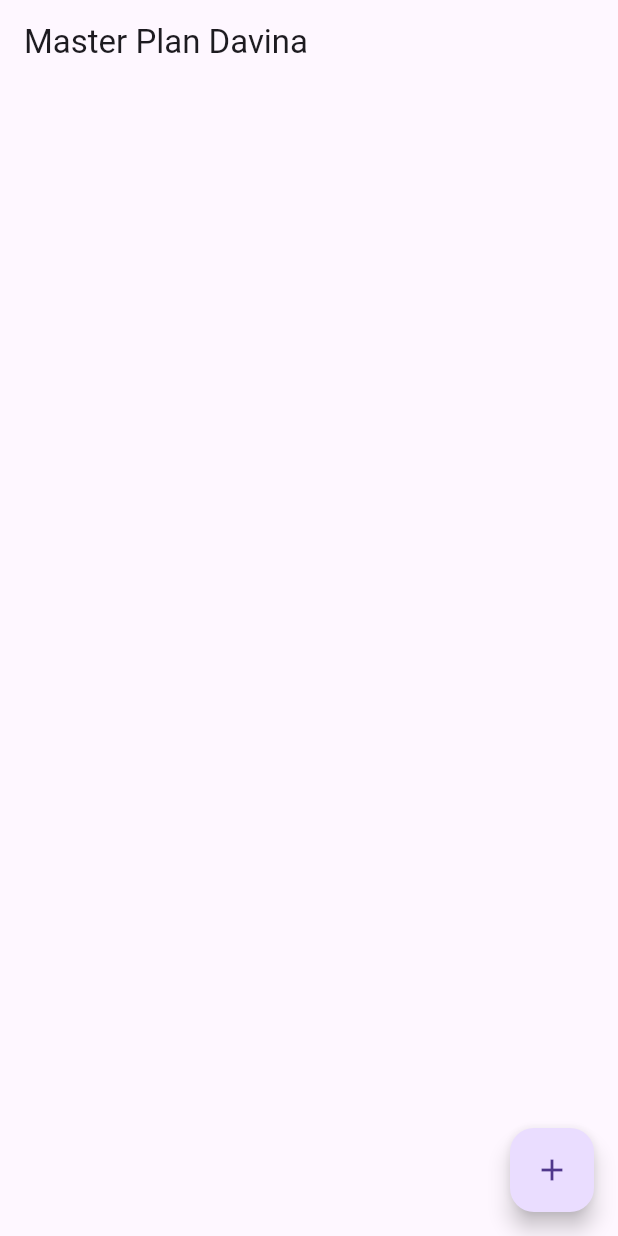
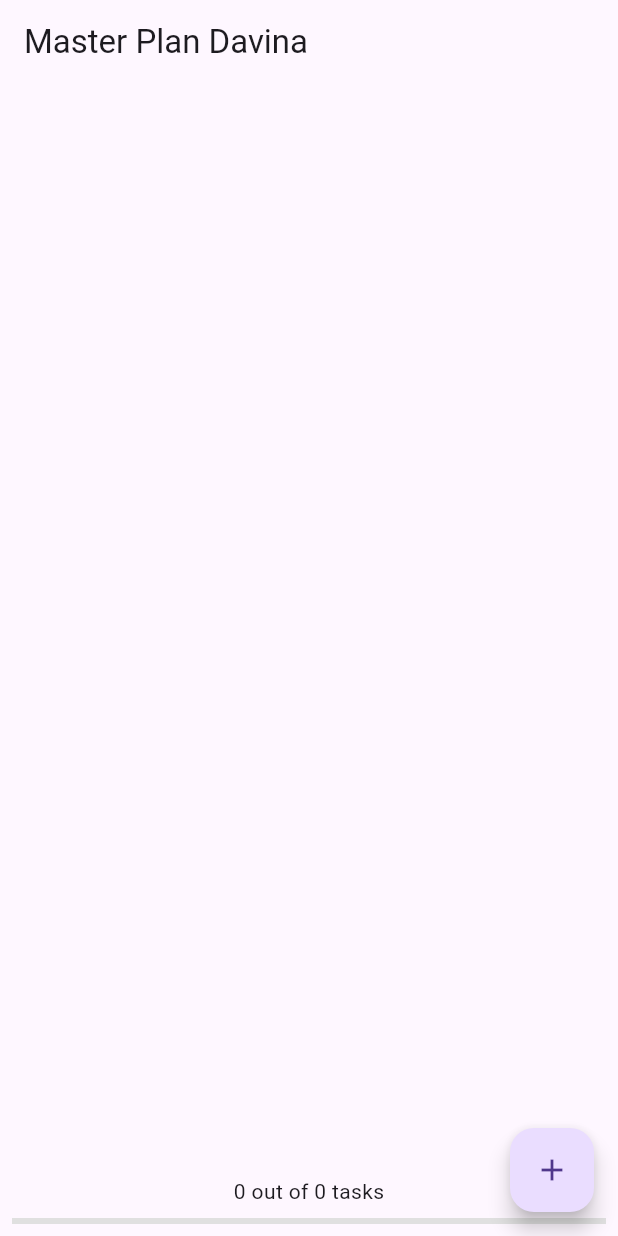
Before and after one commit to davinalfy/state-management, a Flutter app: the screen it shows after launch, on a phone screen of 412 x 824 dp. Run offline on Flutter 3.47's test engine with Material 3 defaults, Android fonts, the phone set to English and light mode, and no system bars.

Commit message:
add praktikum 2

```diff
--- a/lib/main.dart
+++ b/lib/main.dart
@@ -1,7 +1,9 @@
 import 'package:flutter/material.dart';
 import './views/plan_screen.dart';
+import './provider/plan_provider.dart';
+import './models/data_layer.dart';
 
-void main() => runApp(MasterPlanApp());
+void main() => runApp(const MasterPlanApp());
 
 class MasterPlanApp extends StatelessWidget {
   const MasterPlanApp({super.key});
@@ -9,8 +11,11 @@ class MasterPlanApp extends StatelessWidget {
   @override
   Widget build(BuildContext context) {
     return MaterialApp(
-     theme: ThemeData(primarySwatch: Colors.purple),
-     home: PlanScreen(),
+      theme: ThemeData(primarySwatch: Colors.purple),
+      home: PlanProvider(
+        notifier: ValueNotifier<Plan>(const Plan()),
+        child: const PlanScreen(),
+      ),
     );
   }
 }
--- a/lib/models/plan.dart
+++ b/lib/models/plan.dart
@@ -5,4 +5,11 @@ class Plan {
   final List<Task> tasks;
 
   const Plan({this.name = '', this.tasks = const []});
+
+  int get completedCount => tasks
+    .where((task) => task.complete)
+    .length;
+
+  String get completenessMessage =>
+    '$completedCount out of ${tasks.length} tasks';
 }
--- /dev/null
+++ b/lib/provider/plan_provider.dart
@@ -0,0 +1,14 @@
+import 'package:flutter/material.dart';
+import '../models/data_layer.dart';
+
+class PlanProvider extends InheritedNotifier<ValueNotifier<Plan>> {
+  const PlanProvider({
+    super.key,
+    required Widget child,
+    required ValueNotifier<Plan> notifier,
+  }) : super(child: child, notifier: notifier);
+
+  static ValueNotifier<Plan> of(BuildContext context) {
+    return context.dependOnInheritedWidgetOfExactType<PlanProvider>()!.notifier!;
+  }
+}
--- a/lib/views/plan_screen.dart
+++ b/lib/views/plan_screen.dart
@@ -1,5 +1,6 @@
+import 'package:flutter/material.dart';
 import '../models/data_layer.dart';
-import 'package:flutter/material.dart';
+import '../provider/plan_provider.dart';
 
 class PlanScreen extends StatefulWidget {
   const PlanScreen({super.key});
@@ -9,8 +10,6 @@ class PlanScreen extends StatefulWidget {
 }
 
 class _PlanScreenState extends State<PlanScreen> {
-  Plan plan = const Plan();
-
   late ScrollController scrollController;
 
   @override
@@ -25,67 +24,89 @@ class _PlanScreenState extends State<PlanScreen> {
   @override
   Widget build(BuildContext context) {
     return Scaffold(
-      // ganti ‘Namaku' dengan Nama panggilan Anda
       appBar: AppBar(title: const Text('Master Plan Davina')),
-      body: _buildList(),
-      floatingActionButton: _buildAddTaskButton(),
+      body: ValueListenableBuilder<Plan>(
+        valueListenable: PlanProvider.of(context),
+        builder: (context, plan, child) {
+          double progress = plan.tasks.isEmpty ? 0 : plan.completedCount / plan.tasks.length;
+
+          return Column(
+            children: [
+              Expanded(child: _buildList(plan)),
+
+              Padding(
+                padding: const EdgeInsets.all(8.0),
+                child: Column(
+                  children: [
+                    Text(plan.completenessMessage),
+                    const SizedBox(height: 8),
+                    LinearProgressIndicator(
+                      value: progress,
+                      backgroundColor: Colors.grey[300],
+                      color: Colors.purple,
+                    ),
+                  ],
+                ),
+              ),
+            ],
+          );
+        },
+      ),
+      floatingActionButton: _buildAddTaskButton(context),
     );
   }
 
-  Widget _buildAddTaskButton() {
+  Widget _buildAddTaskButton(BuildContext context) {
+    ValueNotifier<Plan> planNotifier = PlanProvider.of(context); // ✅ Ambil ValueNotifier dari PlanProvider
     return FloatingActionButton(
       child: const Icon(Icons.add),
       onPressed: () {
-        setState(() {
-          plan = Plan(
-            name: plan.name,
-            tasks: List<Task>.from(plan.tasks)..add(const Task()),
+        Plan currentPlan = planNotifier.value;
+        planNotifier.value = Plan(
+          name: currentPlan.name,
+          tasks: List<Task>.from(currentPlan.tasks)..add(const Task()),
         );
-        });
       },
     );
   }
 
-  Widget _buildList() {
+  Widget _buildList(Plan plan) {
     return ListView.builder(
       controller: scrollController,
-      keyboardDismissBehavior: Theme.of(context).platform == TargetPlatform.iOS
-          ? ScrollViewKeyboardDismissBehavior.onDrag
-          : ScrollViewKeyboardDismissBehavior.manual,
       itemCount: plan.tasks.length,
-      itemBuilder: (context, index) => _buildTaskTile(plan.tasks[index], index),
+      itemBuilder: (context, index) => _buildTaskTile(plan.tasks[index], index, context),
     );
   }
 
-  Widget _buildTaskTile(Task task, int index) {
+  Widget _buildTaskTile(Task task, int index, BuildContext context) {
+    ValueNotifier<Plan> planNotifier = PlanProvider.of(context); // ✅ Ambil data dari PlanProvider
     return ListTile(
       leading: Checkbox(
         value: task.complete,
         onChanged: (selected) {
-            setState(() {
-              plan = Plan(
-                name: plan.name,
-                tasks: List<Task>.from(plan.tasks)
+          Plan currentPlan = planNotifier.value;
+          planNotifier.value = Plan(
+            name: currentPlan.name,
+            tasks: List<Task>.from(currentPlan.tasks)
               ..[index] = Task(
                 description: task.description,
                 complete: selected ?? false,
               ),
           );
-            });
-          }),
+        },
+      ),
       title: TextFormField(
         initialValue: task.description,
         onChanged: (text) {
-          setState(() {
-            plan = Plan(
-              name: plan.name,
-              tasks: List<Task>.from(plan.tasks)
+          Plan currentPlan = planNotifier.value;
+          planNotifier.value = Plan(
+            name: currentPlan.name,
+            tasks: List<Task>.from(currentPlan.tasks)
               ..[index] = Task(
                 description: text,
                 complete: task.complete,
               ),
           );
-          });
         },
       ),
     );
```
Lines whose indentation alone changed are shown as unchanged.
